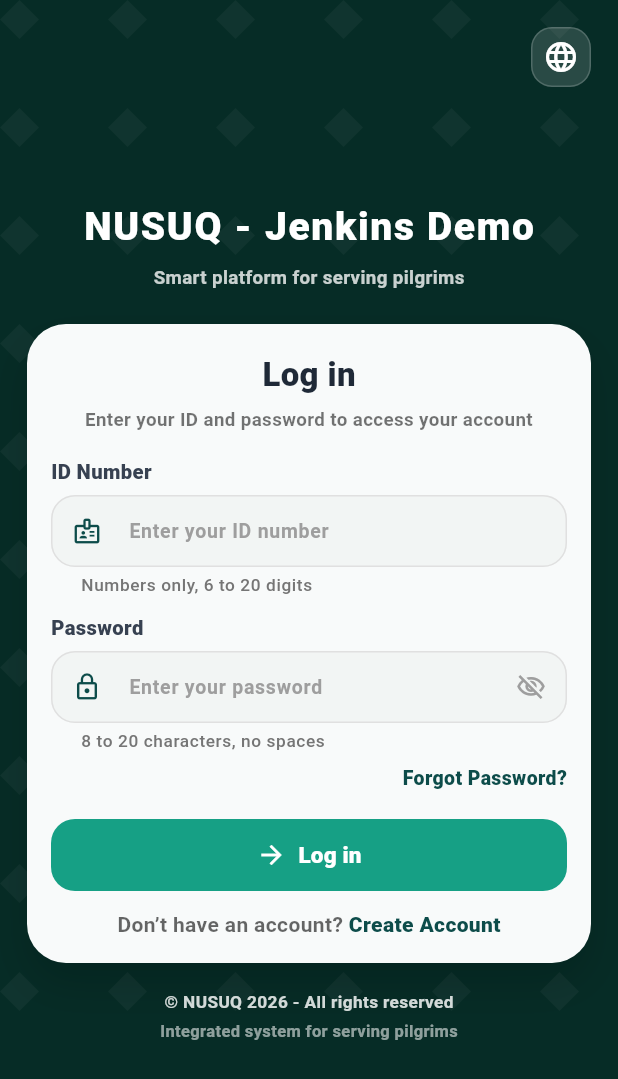
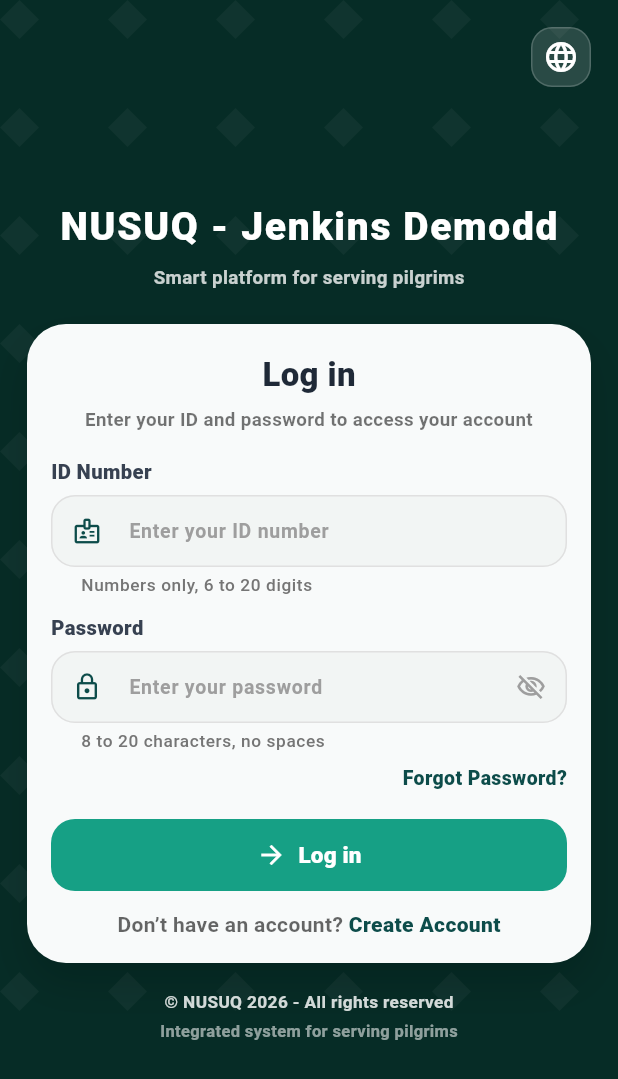
Before and after one commit to Raneem4792/Gradproject, a Flutter app: the LoginScreen screen opened by its route, on a phone screen of 412 x 824 dp. Shown: the top 1079 px of the screen. Run offline on Flutter 3.47's test engine with Material 3 defaults, Android fonts, the phone set to English and light mode, and no system bars; our stand-ins replace image_picker, shared_preferences; accounts and stored records are empty.

Commit message:
Update login_page.dart

```diff
--- a/nu/lib/pages/login_page.dart
+++ b/nu/lib/pages/login_page.dart
@@ -274,7 +274,7 @@ class _LoginScreenState extends State<LoginScreen> {
                       Column(
                         children: [
                           const Text(
-                            'NUSUQ - Jenkins Demo',
+                            'NUSUQ - Jenkins Demodd',
                             style: TextStyle(
                               color: Colors.white,
                               fontSize: 26,
```
